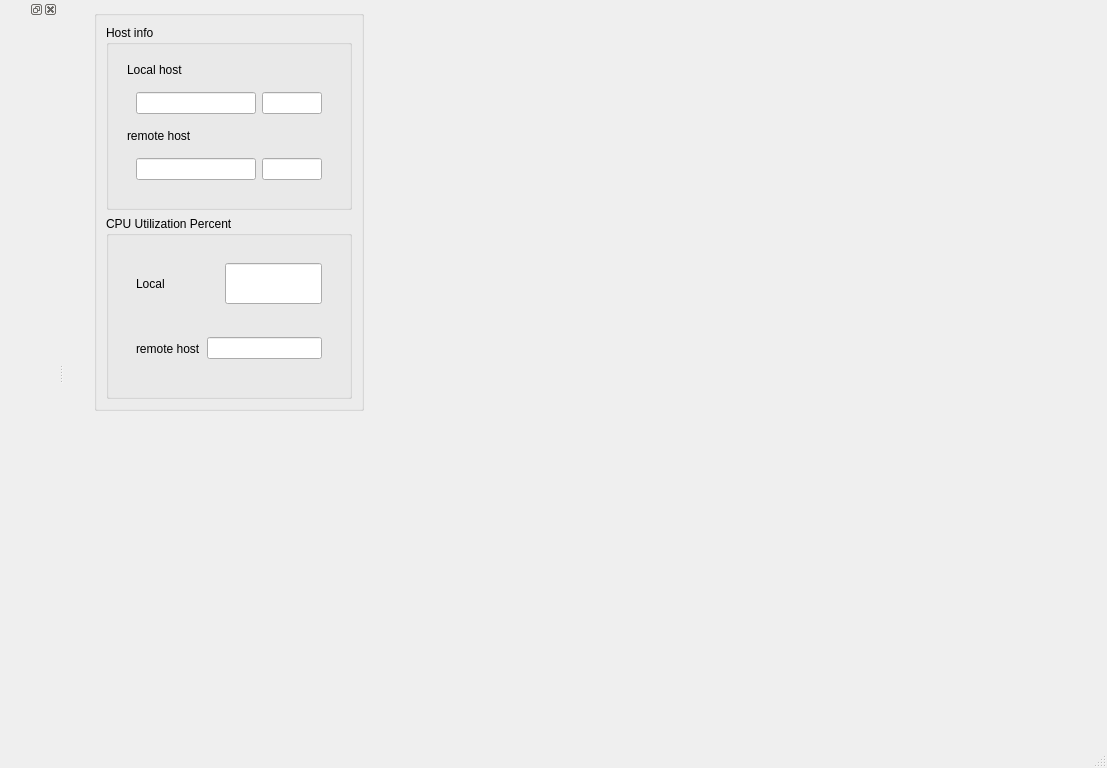
The window that QTDesigns/iperf_result.ui (Gorkembukel/MonitorNetworkConnectivityV2) describes before a commit, drawn with Qt 5.
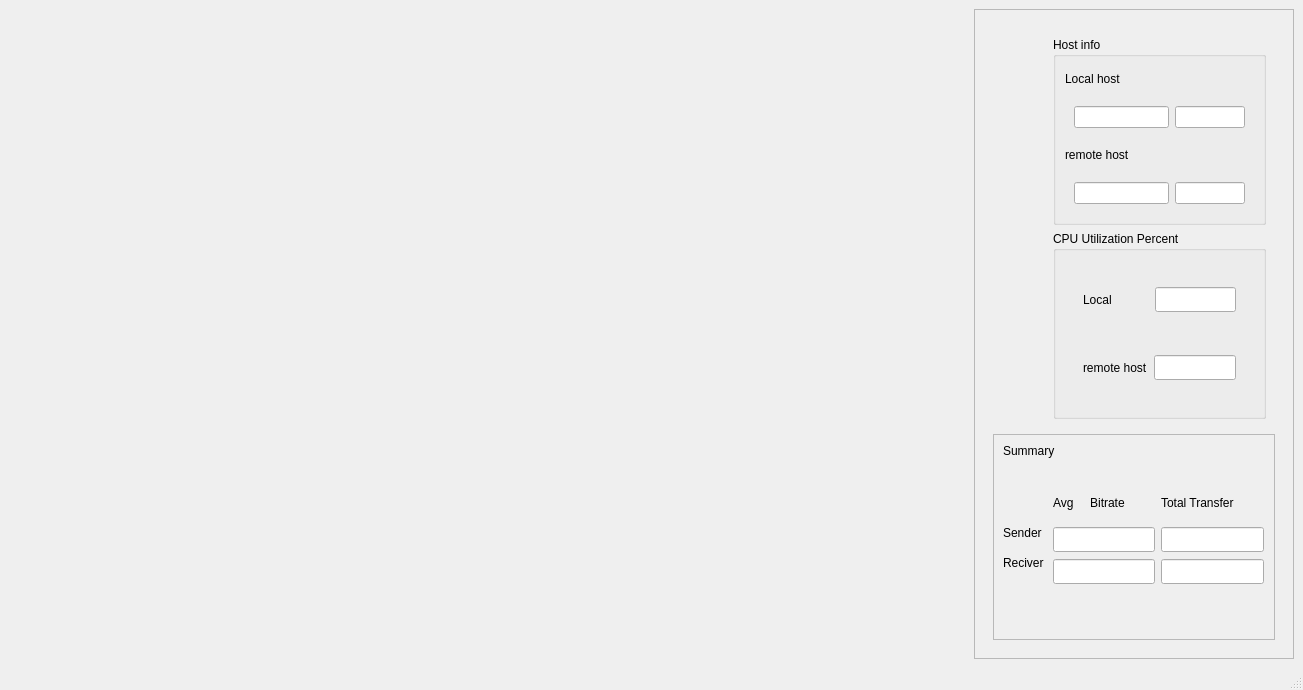
The same window after the commit.

Diff of the .ui file:
```diff
--- a/QTDesigns/iperf_result.ui
+++ b/QTDesigns/iperf_result.ui
@@ -6,25 +6,76 @@
    <rect>
     <x>0</x>
     <y>0</y>
-    <width>1107</width>
-    <height>768</height>
+    <width>1303</width>
+    <height>690</height>
    </rect>
   </property>
   <property name="windowTitle">
    <string>MainWindow</string>
   </property>
   <widget class="QWidget" name="centralwidget">
-   <widget class="QGroupBox" name="groupBox">
-    <property name="geometry">
-     <rect>
-      <x>30</x>
-      <y>10</y>
-      <width>270</width>
-      <height>401</height>
-     </rect>
-    </property>
-    <property name="title">
-     <string/>
+   <layout class="QVBoxLayout" name="verticalLayout_10">
+    <item>
+     <layout class="QHBoxLayout" name="horizontalLayout_6">
+      <item>
+       <widget class="QWidget" name="widget_graph" native="true">
+        <property name="sizePolicy">
+         <sizepolicy hsizetype="Expanding" vsizetype="Expanding">
+          <horstretch>0</horstretch>
+          <verstretch>0</verstretch>
+         </sizepolicy>
+        </property>
+        <property name="minimumSize">
+         <size>
+          <width>480</width>
+          <height>500</height>
+         </size>
+        </property>
+       </widget>
+      </item>
+      <item>
+       <widget class="QFrame" name="rigth">
+        <property name="minimumSize">
+         <size>
+          <width>320</width>
+          <height>0</height>
+         </size>
+        </property>
+        <property name="frameShape">
+         <enum>QFrame::StyledPanel</enum>
+        </property>
+        <property name="frameShadow">
+         <enum>QFrame::Raised</enum>
+        </property>
+        <layout class="QVBoxLayout" name="verticalLayout_8">
+         <item>
+          <widget class="QFrame" name="top">
+           <property name="frameShape">
+            <enum>QFrame::NoFrame</enum>
+           </property>
+           <property name="frameShadow">
+            <enum>QFrame::Raised</enum>
+           </property>
+           <layout class="QVBoxLayout" name="verticalLayout_9">
+            <item alignment="Qt::AlignRight">
+             <widget class="QFrame" name="frame">
+              <property name="sizePolicy">
+               <sizepolicy hsizetype="Fixed" vsizetype="Fixed">
+                <horstretch>0</horstretch>
+                <verstretch>0</verstretch>
+               </sizepolicy>
+              </property>
+              <property name="minimumSize">
+               <size>
+                <width>231</width>
+                <height>400</height>
+               </size>
+              </property>
+              <property name="maximumSize">
+               <size>
+                <width>231</width>
+                <height>400</height>
+               </size>
     </property>
     <layout class="QVBoxLayout" name="verticalLayout_5">
      <item>
@@ -33,6 +84,21 @@
         <string>Host info</string>
        </property>
        <layout class="QVBoxLayout" name="verticalLayout_6">
+                  <property name="spacing">
+                   <number>0</number>
+                  </property>
+                  <property name="leftMargin">
+                   <number>0</number>
+                  </property>
+                  <property name="topMargin">
+                   <number>0</number>
+                  </property>
+                  <property name="rightMargin">
+                   <number>0</number>
+                  </property>
+                  <property name="bottomMargin">
+                   <number>0</number>
+                  </property>
         <item>
          <widget class="QWidget" name="widget_Client_info" native="true">
           <layout class="QVBoxLayout" name="verticalLayout_2">
@@ -63,9 +129,15 @@
                     <verstretch>0</verstretch>
                    </sizepolicy>
                   </property>
+                            <property name="minimumSize">
+                             <size>
+                              <width>70</width>
+                              <height>0</height>
+                             </size>
+                            </property>
                   <property name="maximumSize">
                    <size>
-                    <width>60</width>
+                              <width>70</width>
                     <height>16777215</height>
                    </size>
                   </property>
@@ -102,9 +174,15 @@
                     <verstretch>0</verstretch>
                    </sizepolicy>
                   </property>
+                            <property name="minimumSize">
+                             <size>
+                              <width>70</width>
+                              <height>0</height>
+                             </size>
+                            </property>
                   <property name="maximumSize">
                    <size>
-                    <width>60</width>
+                              <width>70</width>
                     <height>16777215</height>
                    </size>
                   </property>
@@ -169,7 +247,7 @@
                   <property name="maximumSize">
                    <size>
                     <width>120</width>
-                    <height>55555</height>
+                              <height>25</height>
                    </size>
                   </property>
                   <property name="readOnly">
@@ -192,6 +270,12 @@
                 </item>
                 <item>
                  <widget class="QLineEdit" name="lineEdit_remotecpu">
+                            <property name="maximumSize">
+                             <size>
+                              <width>16777215</width>
+                              <height>25</height>
+                             </size>
+                            </property>
                   <property name="readOnly">
                    <bool>true</bool>
                   </property>
@@ -210,6 +294,190 @@
      </item>
     </layout>
    </widget>
+            </item>
+            <item>
+             <widget class="QFrame" name="bottom">
+              <property name="frameShape">
+               <enum>QFrame::StyledPanel</enum>
+              </property>
+              <property name="frameShadow">
+               <enum>QFrame::Raised</enum>
+              </property>
+              <layout class="QVBoxLayout" name="verticalLayout_11">
+               <item>
+                <widget class="QLabel" name="label_5">
+                 <property name="sizePolicy">
+                  <sizepolicy hsizetype="Fixed" vsizetype="Fixed">
+                   <horstretch>0</horstretch>
+                   <verstretch>0</verstretch>
+                  </sizepolicy>
+                 </property>
+                 <property name="text">
+                  <string>Summary</string>
+                 </property>
+                </widget>
+               </item>
+               <item>
+                <widget class="QWidget" name="widget_summaryplot" native="true">
+                 <widget class="QLabel" name="label_6">
+                  <property name="geometry">
+                   <rect>
+                    <x>0</x>
+                    <y>60</y>
+                    <width>51</width>
+                    <height>17</height>
+                   </rect>
+                  </property>
+                  <property name="text">
+                   <string>Sender</string>
+                  </property>
+                 </widget>
+                 <widget class="QLabel" name="label_7">
+                  <property name="geometry">
+                   <rect>
+                    <x>0</x>
+                    <y>90</y>
+                    <width>51</width>
+                    <height>17</height>
+                   </rect>
+                  </property>
+                  <property name="text">
+                   <string>Reciver</string>
+                  </property>
+                 </widget>
+                 <widget class="QWidget" name="">
+                  <property name="geometry">
+                   <rect>
+                    <x>50</x>
+                    <y>20</y>
+                    <width>211</width>
+                    <height>101</height>
+                   </rect>
+                  </property>
+                  <layout class="QHBoxLayout" name="horizontalLayout_7">
+                   <item>
+                    <layout class="QVBoxLayout" name="verticalLayout_7">
+                     <item>
+                      <widget class="QLabel" name="label_8">
+                       <property name="minimumSize">
+                        <size>
+                         <width>79</width>
+                         <height>35</height>
+                        </size>
+                       </property>
+                       <property name="maximumSize">
+                        <size>
+                         <width>79</width>
+                         <height>35</height>
+                        </size>
+                       </property>
+                       <property name="text">
+                        <string>Avg     Bitrate</string>
+                       </property>
+                       <property name="wordWrap">
+                        <bool>true</bool>
+                       </property>
+                      </widget>
+                     </item>
+                     <item>
+                      <widget class="QLineEdit" name="lineEdit_senderavgbitrate">
+                       <property name="minimumSize">
+                        <size>
+                         <width>79</width>
+                         <height>25</height>
+                        </size>
+                       </property>
+                      </widget>
+                     </item>
+                     <item>
+                      <widget class="QLineEdit" name="lineEdit_reciveravgbitrate">
+                       <property name="maximumSize">
+                        <size>
+                         <width>1000</width>
+                         <height>25</height>
+                        </size>
+                       </property>
+                      </widget>
+                     </item>
+                    </layout>
+                   </item>
+                   <item>
+                    <layout class="QVBoxLayout" name="verticalLayout_12">
+                     <item>
+                      <widget class="QLabel" name="label_9">
+                       <property name="minimumSize">
+                        <size>
+                         <width>80</width>
+                         <height>35</height>
+                        </size>
+                       </property>
+                       <property name="maximumSize">
+                        <size>
+                         <width>80</width>
+                         <height>35</height>
+                        </size>
+                       </property>
+                       <property name="lineWidth">
+                        <number>2</number>
+                       </property>
+                       <property name="text">
+                        <string>Total Transfer</string>
+                       </property>
+                       <property name="wordWrap">
+                        <bool>true</bool>
+                       </property>
+                      </widget>
+                     </item>
+                     <item>
+                      <widget class="QLineEdit" name="lineEdit_senderTotalTransfer">
+                       <property name="minimumSize">
+                        <size>
+                         <width>80</width>
+                         <height>25</height>
+                        </size>
+                       </property>
+                       <property name="maximumSize">
+                        <size>
+                         <width>1000</width>
+                         <height>25</height>
+                        </size>
+                       </property>
+                      </widget>
+                     </item>
+                     <item>
+                      <widget class="QLineEdit" name="lineEdit_receiverrtotaltransfer">
+                       <property name="minimumSize">
+                        <size>
+                         <width>80</width>
+                         <height>25</height>
+                        </size>
+                       </property>
+                       <property name="maximumSize">
+                        <size>
+                         <width>1000</width>
+                         <height>25</height>
+                        </size>
+                       </property>
+                      </widget>
+                     </item>
+                    </layout>
+                   </item>
+                  </layout>
+                 </widget>
+                </widget>
+               </item>
+              </layout>
+             </widget>
+            </item>
+           </layout>
+          </widget>
+         </item>
+        </layout>
+       </widget>
+      </item>
+     </layout>
+    </item>
+   </layout>
   </widget>
   <widget class="QMenuBar" name="menubar">
    <property name="geometry">
@@ -222,18 +490,6 @@
    </property>
   </widget>
   <widget class="QStatusBar" name="statusbar"/>
-  <widget class="QDockWidget" name="dockWidget">
-   <attribute name="dockWidgetArea">
-    <number>1</number>
-   </attribute>
-   <widget class="QWidget" name="dockWidgetContents">
-    <layout class="QVBoxLayout" name="verticalLayout_7">
-     <item>
-      <widget class="QWidget" name="widget_graph" native="true"/>
-     </item>
-    </layout>
-   </widget>
-  </widget>
  </widget>
  <resources/>
  <connections/>
```
Left out of the diff: 2 changed lines with no effect on the pictures. Lines whose indentation alone changed are shown as unchanged.
